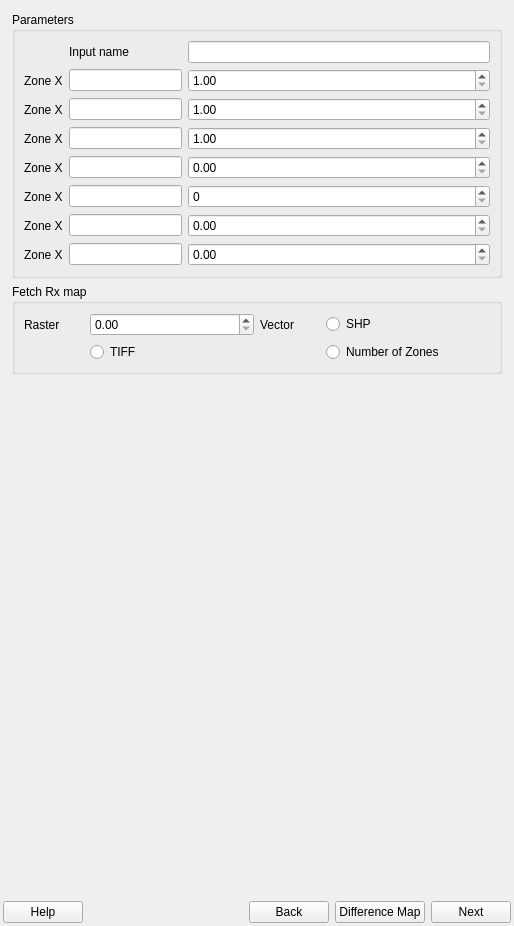
Old version of the form geosys/ui/templates/geosys_dockwidget_base.ui in the repository Samweli/qgis-plugin.
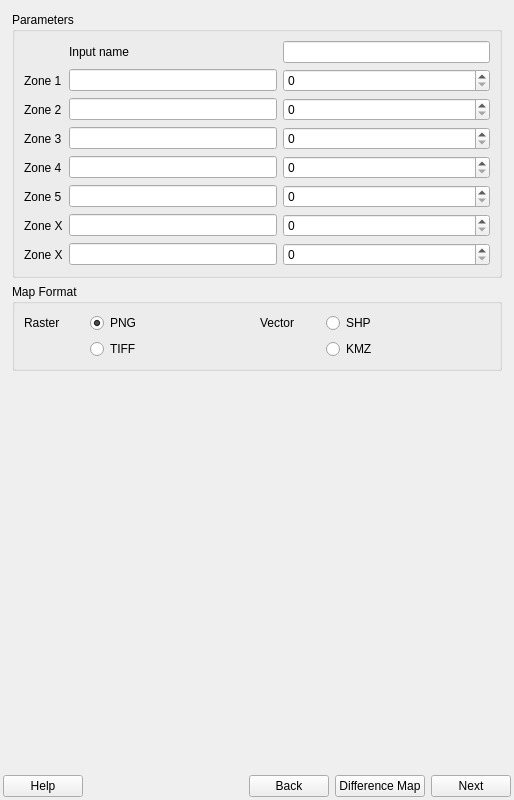
New version of the form. The open tabs and pages were chosen to show the change.

What changed in the file:
```diff
--- a/geosys/ui/templates/geosys_dockwidget_base.ui
+++ b/geosys/ui/templates/geosys_dockwidget_base.ui
@@ -7,13 +7,13 @@
     <x>0</x>
     <y>0</y>
     <width>514</width>
-    <height>926</height>
+    <height>800</height>
    </rect>
   </property>
   <property name="minimumSize">
    <size>
     <width>514</width>
-    <height>926</height>
+    <height>800</height>
    </size>
   </property>
   <property name="windowTitle">
@@ -823,74 +823,33 @@
            <string>Parameters</string>
           </property>
           <layout class="QGridLayout" name="gridLayout_6">
-           <item row="1" column="2">
-            <widget class="QDoubleSpinBox" name="zone_x_1_form">
-             <property name="sizePolicy">
-              <sizepolicy hsizetype="Preferred" vsizetype="Fixed">
-               <horstretch>0</horstretch>
-               <verstretch>0</verstretch>
-              </sizepolicy>
+           <item row="0" column="1">
+            <widget class="QLabel" name="label_2">
+             <property name="text">
+              <string>Input name</string>
              </property>
-             <property name="minimumSize">
-              <size>
-               <width>302</width>
-               <height>0</height>
-              </size>
-             </property>
-             <property name="minimum">
-              <double>1.000000000000000</double>
-             </property>
-             <property name="maximum">
-              <double>999.990000000000009</double>
-             </property>
             </widget>
            </item>
-           <item row="2" column="0">
-            <widget class="QLabel" name="zone_x_2">
-             <property name="minimumSize">
-              <size>
-               <width>0</width>
-               <height>0</height>
-              </size>
-             </property>
+           <item row="4" column="0">
+            <widget class="QLabel" name="zone_x_3">
              <property name="text">
-              <string>Zone X</string>
+              <string>Zone 3</string>
              </property>
             </widget>
            </item>
+           <item row="5" column="1">
+            <widget class="QLineEdit" name="zone_4_val"/>
+           </item>
+           <item row="6" column="1">
+            <widget class="QLineEdit" name="zone_5_val"/>
+           </item>
+           <item row="8" column="1">
+            <widget class="QLineEdit" name="lineEdit_8"/>
+           </item>
            <item row="0" column="2">
             <widget class="QLineEdit" name="lineEdit"/>
            </item>
-           <item row="6" column="0">
-            <widget class="QLabel" name="zone_x_6">
-             <property name="text">
-              <string>Zone X</string>
-             </property>
-            </widget>
-           </item>
-           <item row="5" column="2">
-            <widget class="QSpinBox" name="zonex_5_form">
-             <property name="sizePolicy">
-              <sizepolicy hsizetype="Preferred" vsizetype="Fixed">
-               <horstretch>0</horstretch>
-               <verstretch>0</verstretch>
-              </sizepolicy>
-             </property>
-             <property name="minimumSize">
-              <size>
-               <width>302</width>
-               <height>0</height>
-              </size>
-             </property>
-             <property name="minimum">
-              <number>0</number>
-             </property>
-             <property name="value">
-              <number>0</number>
-             </property>
-            </widget>
-           </item>
-           <item row="1" column="0">
+           <item row="2" column="0">
             <widget class="QLabel" name="zone_x_1">
              <property name="minimumSize">
               <size>
@@ -899,143 +858,109 @@
               </size>
              </property>
              <property name="text">
-              <string>Zone X</string>
+              <string>Zone 1</string>
              </property>
             </widget>
            </item>
-           <item row="4" column="0">
-            <widget class="QLabel" name="zone_x_4">
-             <property name="text">
-              <string>Zone X</string>
-             </property>
-            </widget>
+           <item row="3" column="1">
+            <widget class="QLineEdit" name="zone_2_val"/>
            </item>
-           <item row="6" column="2">
-            <widget class="QDoubleSpinBox" name="zone_x_6_form">
-             <property name="decimals">
-              <number>2</number>
-             </property>
-             <property name="singleStep">
-              <double>0.100000000000000</double>
-             </property>
-            </widget>
-           </item>
-           <item row="2" column="2">
-            <widget class="QDoubleSpinBox" name="zone_x_2_form">
-             <property name="sizePolicy">
-              <sizepolicy hsizetype="Preferred" vsizetype="Fixed">
-               <horstretch>0</horstretch>
-               <verstretch>0</verstretch>
-              </sizepolicy>
-             </property>
-             <property name="minimumSize">
-              <size>
-               <width>302</width>
-               <height>0</height>
-              </size>
-             </property>
-             <property name="minimum">
-              <double>1.000000000000000</double>
-             </property>
-             <property name="maximum">
-              <double>999.990000000000009</double>
-             </property>
-            </widget>
-           </item>
-           <item row="7" column="0">
+           <item row="8" column="0">
             <widget class="QLabel" name="zone_x_7">
              <property name="text">
               <string>Zone X</string>
              </property>
             </widget>
            </item>
-           <item row="3" column="0">
-            <widget class="QLabel" name="zone_x_3">
-             <property name="text">
-              <string>Zone X</string>
-             </property>
-            </widget>
-           </item>
-           <item row="7" column="2">
-            <widget class="QDoubleSpinBox" name="zone_x_7_form">
-             <property name="singleStep">
-              <double>0.100000000000000</double>
-             </property>
-            </widget>
-           </item>
-           <item row="5" column="0">
+           <item row="6" column="0">
             <widget class="QLabel" name="zone_x_5">
              <property name="text">
+              <string>Zone 5</string>
+             </property>
+            </widget>
+           </item>
+           <item row="2" column="1">
+            <widget class="QLineEdit" name="zone_1_val"/>
+           </item>
+           <item row="7" column="1">
+            <widget class="QLineEdit" name="lineEdit_7"/>
+           </item>
+           <item row="4" column="1">
+            <widget class="QLineEdit" name="zone_3_val"/>
+           </item>
+           <item row="5" column="0">
+            <widget class="QLabel" name="zone_x_4">
+             <property name="text">
+              <string>Zone 4</string>
+             </property>
+            </widget>
+           </item>
+           <item row="3" column="0">
+            <widget class="QLabel" name="zone_x_2">
+             <property name="minimumSize">
+              <size>
+               <width>0</width>
+               <height>0</height>
+              </size>
+             </property>
+             <property name="text">
+              <string>Zone 2</string>
+             </property>
+            </widget>
+           </item>
+           <item row="7" column="0">
+            <widget class="QLabel" name="zone_x_6">
+             <property name="text">
               <string>Zone X</string>
              </property>
             </widget>
            </item>
+           <item row="2" column="2">
+            <widget class="QSpinBox" name="zone_1_sb">
+             <property name="maximum">
+              <number>100</number>
+             </property>
+            </widget>
+           </item>
            <item row="3" column="2">
-            <widget class="QDoubleSpinBox" name="zone_x_3_form">
-             <property name="sizePolicy">
-              <sizepolicy hsizetype="Preferred" vsizetype="Fixed">
-               <horstretch>0</horstretch>
-               <verstretch>0</verstretch>
-              </sizepolicy>
-             </property>
-             <property name="minimumSize">
-              <size>
-               <width>302</width>
-               <height>0</height>
-              </size>
-             </property>
-             <property name="minimum">
-              <double>1.000000000000000</double>
-             </property>
+            <widget class="QSpinBox" name="zone_2_sb">
              <property name="maximum">
-              <double>999.990000000000009</double>
+              <number>100</number>
              </property>
             </widget>
            </item>
            <item row="4" column="2">
-            <widget class="QDoubleSpinBox" name="zone_x_4_form">
-             <property name="sizePolicy">
-              <sizepolicy hsizetype="Preferred" vsizetype="Fixed">
-               <horstretch>0</horstretch>
-               <verstretch>0</verstretch>
-              </sizepolicy>
+            <widget class="QSpinBox" name="zone_3_sb">
+             <property name="maximum">
+              <number>100</number>
              </property>
-             <property name="minimumSize">
-              <size>
-               <width>302</width>
-               <height>0</height>
-              </size>
+            </widget>
+           </item>
+           <item row="5" column="2">
+            <widget class="QSpinBox" name="zone_4_sb">
+             <property name="maximum">
+              <number>100</number>
              </property>
+            </widget>
+           </item>
+           <item row="6" column="2">
+            <widget class="QSpinBox" name="zone_5_sb">
              <property name="maximum">
-              <double>999.990000000000009</double>
+              <number>100</number>
              </property>
             </widget>
            </item>
-           <item row="1" column="1">
-            <widget class="QLineEdit" name="lineEdit_2"/>
+           <item row="7" column="2">
+            <widget class="QSpinBox" name="zone_6_sb">
+             <property name="maximum">
+              <number>100</number>
+             </property>
+            </widget>
            </item>
-           <item row="2" column="1">
-            <widget class="QLineEdit" name="lineEdit_3"/>
-           </item>
-           <item row="3" column="1">
-            <widget class="QLineEdit" name="lineEdit_4"/>
-           </item>
-           <item row="4" column="1">
-            <widget class="QLineEdit" name="lineEdit_5"/>
-           </item>
-           <item row="5" column="1">
-            <widget class="QLineEdit" name="lineEdit_6"/>
-           </item>
-           <item row="6" column="1">
-            <widget class="QLineEdit" name="lineEdit_7"/>
-           </item>
-           <item row="7" column="1">
-            <widget class="QLineEdit" name="lineEdit_8"/>
-           </item>
-           <item row="0" column="1">
-            <widget class="QLabel" name="label_2">
-             <property name="text">
-              <string>Input name</string>
+           <item row="8" column="2">
+            <widget class="QSpinBox" name="zone_7_sb">
+             <property name="maximum">
+              <number>100</number>
              </property>
             </widget>
            </item>
@@ -1045,7 +970,7 @@
         <item>
          <widget class="QGroupBox" name="map_format_group_2">
           <property name="title">
-           <string>Fetch Rx map</string>
+           <string>Map Format</string>
           </property>
           <property name="checkable">
            <bool>false</bool>
@@ -1107,13 +1032,10 @@
            <item row="1" column="3">
             <widget class="QRadioButton" name="kmz_radio_button_2">
              <property name="text">
-              <string>Number of Zones</string>
+              <string>KMZ</string>
              </property>
             </widget>
            </item>
-           <item row="0" column="1">
-            <widget class="QDoubleSpinBox" name="fetch_rx_sb"/>
-           </item>
           </layout>
          </widget>
         </item>
```
Left out of the diff: 11 changed lines with no effect on the pictures.
